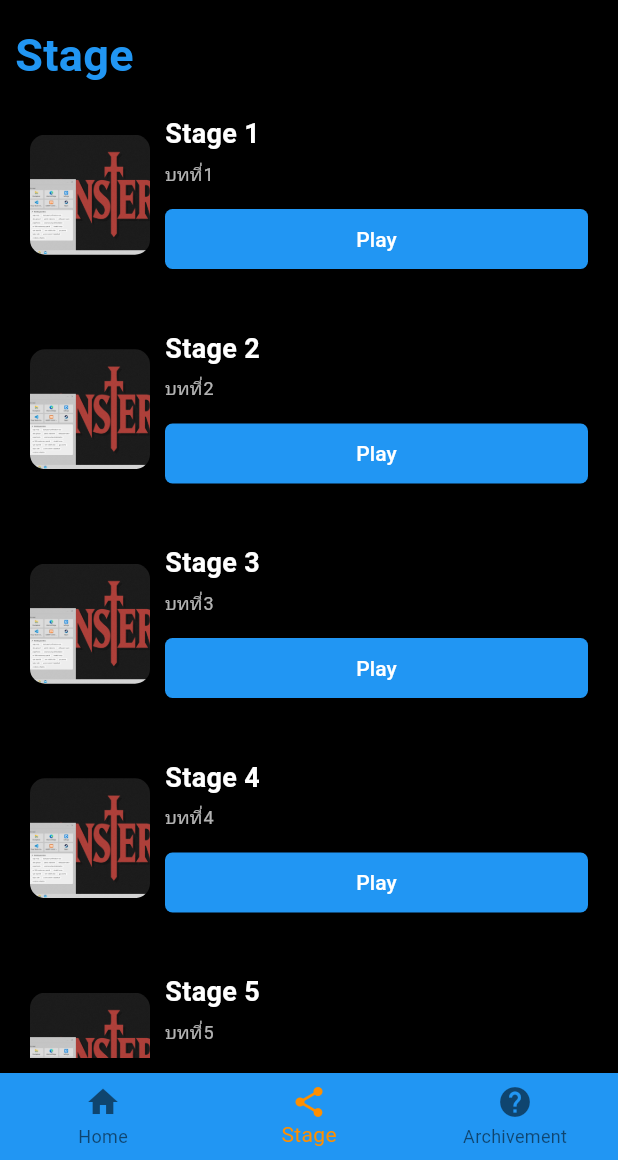
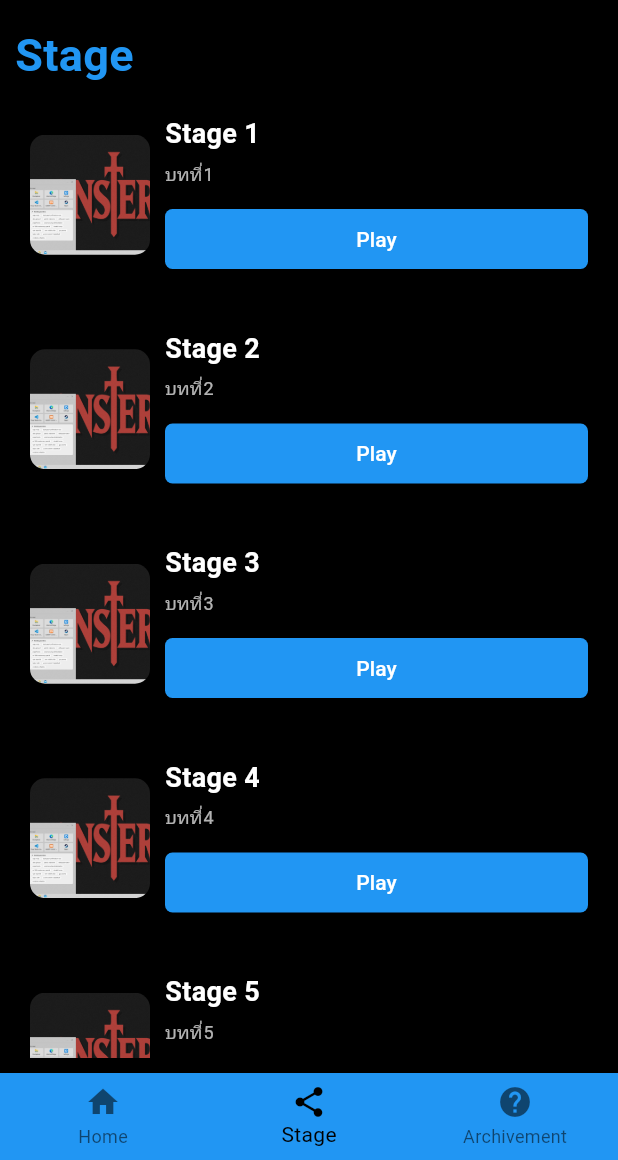
Before and after one commit to Tinz2/codecraft2.0, a Flutter app: the screen it shows once a user with an empty profile is signed in, item 2 of the bottom bar chosen, on a phone screen of 412 x 824 dp, the part 76-1236 px from its top. Run offline on Flutter 3.47's test engine with Material 3 defaults, Android fonts, the phone set to English and light mode, and no system bars; our stand-ins replace cloud_firestore, firebase_auth, firebase_core, firebase_database, firebase_storage, image_picker; accounts and stored records are empty.

Commit message:
แก้
navigationbutton กับ แสดงชื่อ

```diff
--- a/lib/home_page.dart
+++ b/lib/home_page.dart
@@ -119,7 +119,7 @@ class _HomePageState extends State<HomePage> {
                 ),
               ),
               accountName: Text(
-    _userData?['prefix'] != null
+                _userData?['username'] != null
                     ? '${_userData!['username']}'
                     : 'ผู้ใช้: User',
                 style: TextStyle(color: Colors.white),
@@ -164,7 +164,6 @@ class _HomePageState extends State<HomePage> {
           ],
         ),
       ),
-
       body: IndexedStack(
         index: _selectedIndex, // เปลี่ยนค่า index เมื่อกดปุ่ม
         children: <Widget>[
@@ -196,7 +195,7 @@ class _HomePageState extends State<HomePage> {
           ),
         ],
         currentIndex: _selectedIndex,
-        selectedItemColor: Colors.amber[800],
+        selectedItemColor: Colors.black,
         onTap: _onItemTapped,
       ),
     );
```
Lines whose indentation alone changed are shown as unchanged.
